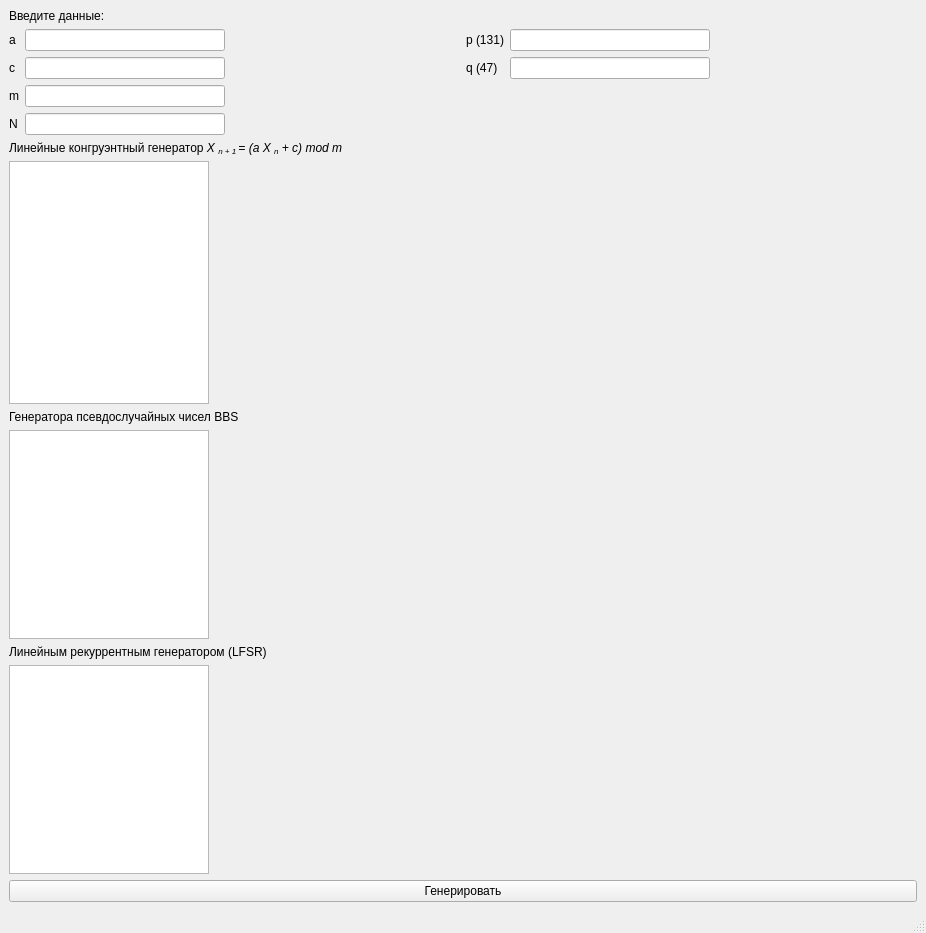
The window that Generators/mainwindow.ui (VasilevIvanVladimirovich/Information-Security-Course) describes before a commit, drawn with Qt 5.
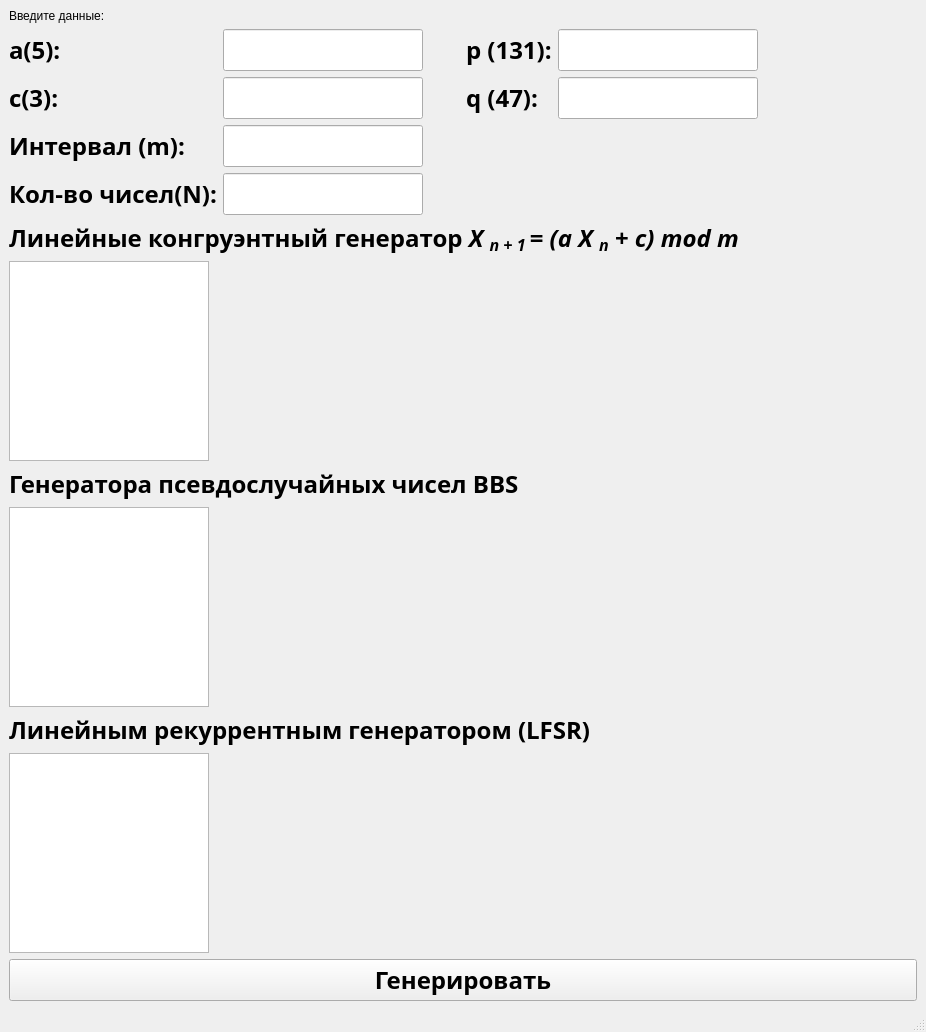
The same window after the commit. Custom widgets are drawn as their Qt base class.

What changed in the file:
```diff
--- a/Generators/mainwindow.ui
+++ b/Generators/mainwindow.ui
@@ -28,8 +28,15 @@
        <layout class="QFormLayout" name="formLayout">
         <item row="0" column="0">
          <widget class="QLabel" name="label_3">
+          <property name="font">
+           <font>
+            <family>Aero Matics</family>
+            <weight>75</weight>
+            <bold>true</bold>
+           </font>
+          </property>
           <property name="text">
-           <string>a</string>
+           <string>&lt;html&gt;&lt;head/&gt;&lt;body&gt;&lt;p&gt;&lt;span style=&quot; font-size:18pt;&quot;&gt;a(5):&lt;/span&gt;&lt;/p&gt;&lt;/body&gt;&lt;/html&gt;</string>
           </property>
          </widget>
         </item>
@@ -41,12 +48,27 @@
             <height>16777215</height>
            </size>
           </property>
+          <property name="font">
+           <font>
+            <family>Aero Matics</family>
+            <pointsize>18</pointsize>
+            <weight>75</weight>
+            <bold>true</bold>
+           </font>
+          </property>
          </widget>
         </item>
         <item row="1" column="0">
          <widget class="QLabel" name="label_2">
+          <property name="font">
+           <font>
+            <family>Aero Matics</family>
+            <weight>75</weight>
+            <bold>true</bold>
+           </font>
+          </property>
           <property name="text">
-           <string>c</string>
+           <string>&lt;html&gt;&lt;head/&gt;&lt;body&gt;&lt;p&gt;&lt;span style=&quot; font-size:18pt;&quot;&gt;c(3):&lt;/span&gt;&lt;/p&gt;&lt;/body&gt;&lt;/html&gt;</string>
           </property>
          </widget>
         </item>
@@ -58,12 +80,27 @@
             <height>16777215</height>
            </size>
           </property>
+          <property name="font">
+           <font>
+            <family>Aero Matics</family>
+            <pointsize>18</pointsize>
+            <weight>75</weight>
+            <bold>true</bold>
+           </font>
+          </property>
          </widget>
         </item>
         <item row="2" column="0">
          <widget class="QLabel" name="label_4">
+          <property name="font">
+           <font>
+            <family>Aero Matics</family>
+            <weight>75</weight>
+            <bold>true</bold>
+           </font>
+          </property>
           <property name="text">
-           <string>m</string>
+           <string>&lt;html&gt;&lt;head/&gt;&lt;body&gt;&lt;p&gt;&lt;span style=&quot; font-size:18pt;&quot;&gt;Интервал (m):&lt;/span&gt;&lt;/p&gt;&lt;/body&gt;&lt;/html&gt;</string>
           </property>
          </widget>
         </item>
@@ -75,12 +112,27 @@
             <height>16777215</height>
            </size>
           </property>
+          <property name="font">
+           <font>
+            <family>Aero Matics</family>
+            <pointsize>18</pointsize>
+            <weight>75</weight>
+            <bold>true</bold>
+           </font>
+          </property>
          </widget>
         </item>
         <item row="3" column="0">
          <widget class="QLabel" name="label_5">
+          <property name="font">
+           <font>
+            <family>Aero Matics</family>
+            <weight>75</weight>
+            <bold>true</bold>
+           </font>
+          </property>
           <property name="text">
-           <string>N</string>
+           <string>&lt;html&gt;&lt;head/&gt;&lt;body&gt;&lt;p&gt;&lt;span style=&quot; font-size:18pt;&quot;&gt;Кол-во чисел(N):&lt;/span&gt;&lt;/p&gt;&lt;/body&gt;&lt;/html&gt;</string>
           </property>
          </widget>
         </item>
@@ -92,6 +144,14 @@
             <height>16777215</height>
            </size>
           </property>
+          <property name="font">
+           <font>
+            <family>Aero Matics</family>
+            <pointsize>18</pointsize>
+            <weight>75</weight>
+            <bold>true</bold>
+           </font>
+          </property>
          </widget>
         </item>
        </layout>
@@ -100,8 +160,15 @@
        <layout class="QFormLayout" name="formLayout_4">
         <item row="0" column="0">
          <widget class="QLabel" name="label_7">
+          <property name="font">
+           <font>
+            <family>Aero Matics</family>
+            <weight>75</weight>
+            <bold>true</bold>
+           </font>
+          </property>
           <property name="text">
-           <string>p (131)</string>
+           <string>&lt;html&gt;&lt;head/&gt;&lt;body&gt;&lt;p&gt;&lt;span style=&quot; font-size:18pt;&quot;&gt;p (131):&lt;/span&gt;&lt;/p&gt;&lt;/body&gt;&lt;/html&gt;</string>
           </property>
          </widget>
         </item>
@@ -113,12 +180,27 @@
             <height>16777215</height>
            </size>
           </property>
+          <property name="font">
+           <font>
+            <family>Aero Matics</family>
+            <pointsize>18</pointsize>
+            <weight>75</weight>
+            <bold>true</bold>
+           </font>
+          </property>
          </widget>
         </item>
         <item row="1" column="0">
          <widget class="QLabel" name="label_8">
+          <property name="font">
+           <font>
+            <family>Aero Matics</family>
+            <weight>75</weight>
+            <bold>true</bold>
+           </font>
+          </property>
           <property name="text">
-           <string>q (47)</string>
+           <string>&lt;html&gt;&lt;head/&gt;&lt;body&gt;&lt;p&gt;&lt;span style=&quot; font-size:18pt;&quot;&gt;q (47):&lt;/span&gt;&lt;/p&gt;&lt;/body&gt;&lt;/html&gt;</string>
           </property>
          </widget>
         </item>
@@ -130,6 +212,14 @@
             <height>16777215</height>
            </size>
           </property>
+          <property name="font">
+           <font>
+            <family>Aero Matics</family>
+            <pointsize>18</pointsize>
+            <weight>75</weight>
+            <bold>true</bold>
+           </font>
+          </property>
          </widget>
         </item>
        </layout>
@@ -138,8 +228,15 @@
     </item>
     <item>
      <widget class="QLabel" name="label_6">
+      <property name="font">
+       <font>
+        <family>Aero Matics</family>
+        <weight>75</weight>
+        <bold>true</bold>
+       </font>
+      </property>
       <property name="text">
-       <string>&lt;html&gt;&lt;head/&gt;&lt;body&gt;&lt;p&gt;Линейные конгруэнтный генератор &lt;span style=&quot; font-style:italic;&quot;&gt;X &lt;/span&gt;&lt;span style=&quot; font-style:italic; vertical-align:sub;&quot;&gt;n + 1 &lt;/span&gt;&lt;span style=&quot; font-style:italic;&quot;&gt;= (a X &lt;/span&gt;&lt;span style=&quot; font-style:italic; vertical-align:sub;&quot;&gt;n&lt;/span&gt;&lt;span style=&quot; font-style:italic;&quot;&gt; + c) mod m&lt;/span&gt;&lt;/p&gt;&lt;/body&gt;&lt;/html&gt;</string>
+       <string>&lt;html&gt;&lt;head/&gt;&lt;body&gt;&lt;p&gt;&lt;span style=&quot; font-size:18pt;&quot;&gt;Линейные конгруэнтный генератор &lt;/span&gt;&lt;span style=&quot; font-size:18pt; font-style:italic;&quot;&gt;X &lt;/span&gt;&lt;span style=&quot; font-size:18pt; font-style:italic; vertical-align:sub;&quot;&gt;n + 1 &lt;/span&gt;&lt;span style=&quot; font-size:18pt; font-style:italic;&quot;&gt;= (a X &lt;/span&gt;&lt;span style=&quot; font-size:18pt; font-style:italic; vertical-align:sub;&quot;&gt;n&lt;/span&gt;&lt;span style=&quot; font-size:18pt; font-style:italic;&quot;&gt; + c) mod m&lt;/span&gt;&lt;/p&gt;&lt;/body&gt;&lt;/html&gt;</string>
       </property>
      </widget>
     </item>
@@ -150,7 +247,7 @@
         <property name="minimumSize">
          <size>
           <width>200</width>
-          <height>243</height>
+          <height>200</height>
          </size>
         </property>
         <property name="maximumSize">
@@ -159,6 +256,14 @@
           <height>1000</height>
          </size>
         </property>
+        <property name="font">
+         <font>
+          <family>Aero Matics</family>
+          <pointsize>16</pointsize>
+          <weight>75</weight>
+          <bold>true</bold>
+         </font>
+        </property>
        </widget>
       </item>
       <item>
@@ -175,14 +280,29 @@
           <height>500</height>
          </size>
         </property>
+        <property name="font">
+         <font>
+          <family>Aero Matics</family>
+          <pointsize>18</pointsize>
+          <weight>75</weight>
+          <bold>true</bold>
+         </font>
+        </property>
        </widget>
       </item>
      </layout>
     </item>
     <item>
      <widget class="QLabel" name="label_9">
+      <property name="font">
+       <font>
+        <family>Aero Matics</family>
+        <weight>75</weight>
+        <bold>true</bold>
+       </font>
+      </property>
       <property name="text">
-       <string>Генератора псевдослучайных чисел BBS  </string>
+       <string>&lt;html&gt;&lt;head/&gt;&lt;body&gt;&lt;p&gt;&lt;span style=&quot; font-size:18pt;&quot;&gt;Генератора псевдослучайных чисел BBS  &lt;/span&gt;&lt;/p&gt;&lt;/body&gt;&lt;/html&gt;</string>
       </property>
      </widget>
     </item>
@@ -202,6 +322,14 @@
           <height>1000</height>
          </size>
         </property>
+        <property name="font">
+         <font>
+          <family>Aero Matics</family>
+          <pointsize>16</pointsize>
+          <weight>75</weight>
+          <bold>true</bold>
+         </font>
+        </property>
        </widget>
       </item>
       <item>
@@ -218,14 +346,29 @@
           <height>500</height>
          </size>
         </property>
+        <property name="font">
+         <font>
+          <family>Aero Matics</family>
+          <pointsize>18</pointsize>
+          <weight>75</weight>
+          <bold>true</bold>
+         </font>
+        </property>
        </widget>
       </item>
      </layout>
     </item>
     <item>
      <widget class="QLabel" name="label_10">
+      <property name="font">
+       <font>
+        <family>Aero Matics</family>
+        <weight>75</weight>
+        <bold>true</bold>
+       </font>
+      </property>
       <property name="text">
-       <string>Линейным рекуррентным генератором (LFSR) </string>
+       <string>&lt;html&gt;&lt;head/&gt;&lt;body&gt;&lt;p&gt;&lt;span style=&quot; font-size:18pt;&quot;&gt;Линейным рекуррентным генератором (LFSR) &lt;/span&gt;&lt;/p&gt;&lt;/body&gt;&lt;/html&gt;</string>
       </property>
      </widget>
     </item>
@@ -245,6 +388,14 @@
           <height>1000</height>
          </size>
         </property>
+        <property name="font">
+         <font>
+          <family>Aero Matics</family>
+          <pointsize>16</pointsize>
+          <weight>75</weight>
+          <bold>true</bold>
+         </font>
+        </property>
        </widget>
       </item>
       <item>
@@ -261,12 +412,28 @@
           <height>16777215</height>
          </size>
         </property>
+        <property name="font">
+         <font>
+          <family>Aero Matics</family>
+          <pointsize>18</pointsize>
+          <weight>75</weight>
+          <bold>true</bold>
+         </font>
+        </property>
        </widget>
       </item>
      </layout>
     </item>
     <item>
      <widget class="QPushButton" name="pushButton">
+      <property name="font">
+       <font>
+        <family>Aero Matics</family>
+        <pointsize>18</pointsize>
+        <weight>75</weight>
+        <bold>true</bold>
+       </font>
+      </property>
       <property name="text">
        <string>Генерировать</string>
       </property>
```
